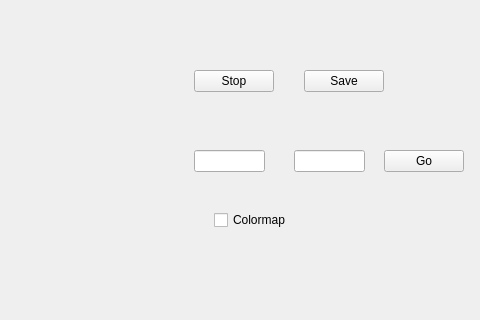
This is mainwindow.ui in EdXian/Potential-Field-Navigation-Function as Qt 5 draws it before an edit; both pictures show x 446 to 926 and y 217 to 537 of the 926 by 687 pixel window. The edited form follows.
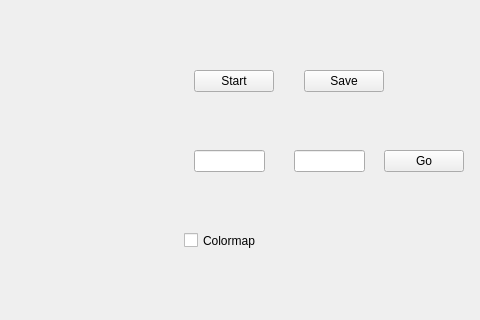
This is the edited form. Custom widgets are drawn as their Qt base class.

```diff
--- a/mainwindow.ui
+++ b/mainwindow.ui
@@ -44,7 +44,7 @@
      </rect>
     </property>
     <property name="text">
-     <string>Stop</string>
+     <string>Start</string>
     </property>
    </widget>
    <widget class="QPushButton" name="pushButton_2">
@@ -96,14 +96,20 @@
    <widget class="QCheckBox" name="checkBox">
     <property name="geometry">
      <rect>
-      <x>660</x>
-      <y>410</y>
-      <width>85</width>
-      <height>20</height>
+      <x>630</x>
+      <y>430</y>
+      <width>131</width>
+      <height>21</height>
      </rect>
     </property>
+    <property name="mouseTracking">
+     <bool>true</bool>
+    </property>
+    <property name="layoutDirection">
+     <enum>Qt::LeftToRight</enum>
+    </property>
     <property name="text">
-     <string>Colormap</string>
+     <string>Colormap </string>
     </property>
    </widget>
   </widget>
```
